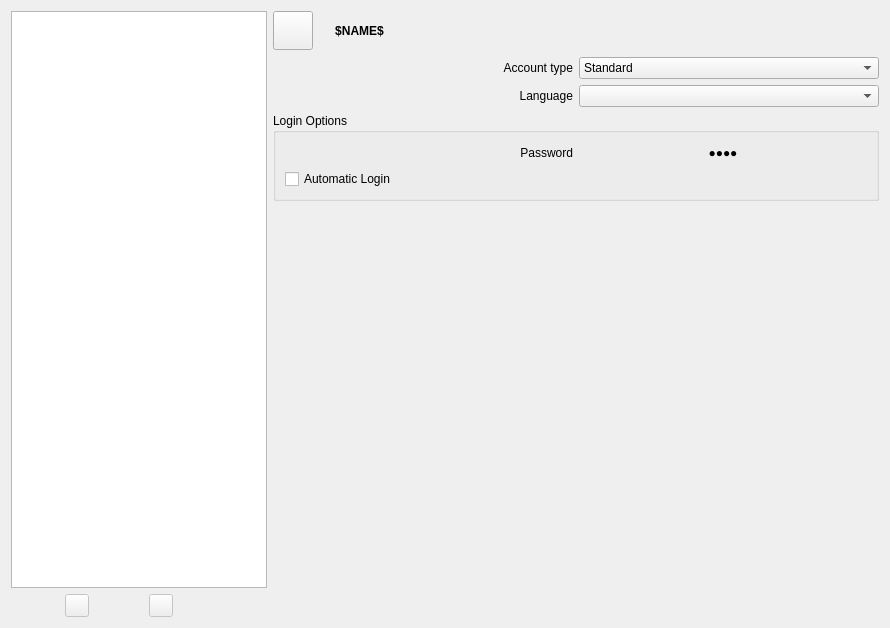
Above: src/plugins/user-accounts/userspreflet.ui from lirios/settings before the change. Below: the same form after it.
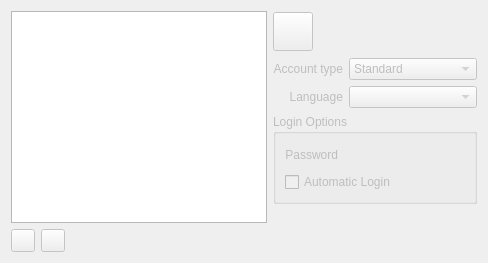
That is the form after the change. Icons and pictures are not drawn.

Diff of the .ui file:
```diff
--- a/src/plugins/user-accounts/userspreflet.ui
+++ b/src/plugins/user-accounts/userspreflet.ui
@@ -6,8 +6,8 @@
    <rect>
     <x>0</x>
     <y>0</y>
-    <width>890</width>
-    <height>628</height>
+    <width>488</width>
+    <height>263</height>
    </rect>
   </property>
   <layout class="QHBoxLayout" name="horizontalLayout_3">
@@ -50,13 +50,10 @@
          <property name="orientation">
           <enum>Qt::Horizontal</enum>
          </property>
-         <property name="sizeType">
-          <enum>QSizePolicy::Preferred</enum>
-         </property>
          <property name="sizeHint" stdset="0">
           <size>
-           <width>40</width>
-           <height>20</height>
+           <width>0</width>
+           <height>0</height>
           </size>
          </property>
         </spacer>
@@ -73,6 +70,9 @@
         <layout class="QVBoxLayout" name="verticalLayout_5">
          <item>
           <widget class="QToolButton" name="pictureButton">
+           <property name="enabled">
+            <bool>false</bool>
+           </property>
            <property name="iconSize">
             <size>
              <width>32</width>
@@ -88,6 +88,9 @@
        </item>
        <item>
         <widget class="QStackedWidget" name="realNameStack">
+         <property name="enabled">
+          <bool>false</bool>
+         </property>
          <property name="sizePolicy">
           <sizepolicy hsizetype="Preferred" vsizetype="Fixed">
            <horstretch>0</horstretch>
@@ -111,7 +114,7 @@
               <string>Click to change user's name</string>
              </property>
              <property name="text">
-              <string notr="true">$NAME$</string>
+              <string notr="true"/>
              </property>
              <property name="autoRaise">
               <bool>true</bool>
@@ -141,7 +144,10 @@
      <item>
       <layout class="QGridLayout" name="gridLayout">
        <item row="0" column="0">
-        <widget class="QLabel" name="label">
+        <widget class="QLabel" name="accountTypeLabel">
+         <property name="enabled">
+          <bool>false</bool>
+         </property>
          <property name="text">
           <string>Account type</string>
          </property>
@@ -154,7 +160,10 @@
         </widget>
        </item>
        <item row="3" column="0">
-        <widget class="QLabel" name="label_2">
+        <widget class="QLabel" name="languageLabel">
+         <property name="enabled">
+          <bool>false</bool>
+         </property>
          <property name="text">
           <string>Language</string>
          </property>
@@ -167,10 +176,29 @@
         </widget>
        </item>
        <item row="3" column="1">
-        <widget class="QComboBox" name="language"/>
+        <widget class="QComboBox" name="language">
+         <property name="enabled">
+          <bool>false</bool>
+         </property>
+         <property name="sizePolicy">
+          <sizepolicy hsizetype="Expanding" vsizetype="Fixed">
+           <horstretch>0</horstretch>
+           <verstretch>0</verstretch>
+          </sizepolicy>
+         </property>
+        </widget>
        </item>
        <item row="0" column="1">
         <widget class="QComboBox" name="accountType">
+         <property name="enabled">
+          <bool>false</bool>
+         </property>
+         <property name="sizePolicy">
+          <sizepolicy hsizetype="Expanding" vsizetype="Fixed">
+           <horstretch>0</horstretch>
+           <verstretch>0</verstretch>
+          </sizepolicy>
+         </property>
          <item>
           <property name="text">
            <string>Standard</string>
@@ -187,6 +215,15 @@
      </item>
      <item>
       <widget class="QGroupBox" name="groupBox">
+       <property name="enabled">
+        <bool>false</bool>
+       </property>
+       <property name="sizePolicy">
+        <sizepolicy hsizetype="Expanding" vsizetype="Preferred">
+         <horstretch>0</horstretch>
+         <verstretch>0</verstretch>
+        </sizepolicy>
+       </property>
        <property name="title">
         <string>Login Options</string>
        </property>
@@ -206,7 +243,7 @@
           <item row="0" column="1">
            <widget class="QToolButton" name="passwordButton">
             <property name="sizePolicy">
-             <sizepolicy hsizetype="Preferred" vsizetype="Fixed">
+             <sizepolicy hsizetype="Expanding" vsizetype="Fixed">
               <horstretch>0</horstretch>
               <verstretch>0</verstretch>
              </sizepolicy>
@@ -214,9 +251,6 @@
             <property name="toolTip">
              <string>Click to change user's password</string>
             </property>
-            <property name="text">
-             <string>●●●●</string>
-            </property>
             <property name="autoRaise">
              <bool>true</bool>
             </property>
```
Left out of the diff: 14 changed lines with no effect on the pictures.
